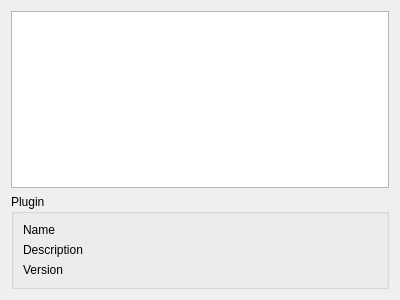
Old version of the form src/upload/ui/pluginpage.ui in the repository hippich/recorditnow.
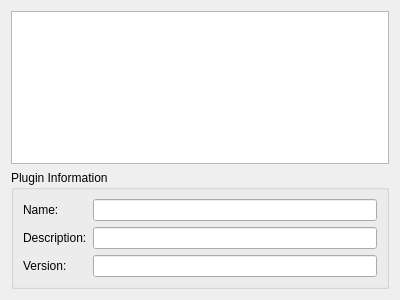
New version of the form. Custom widgets are drawn as their Qt base class.

The edit to the form file:
```diff
--- a/src/upload/ui/pluginpage.ui
+++ b/src/upload/ui/pluginpage.ui
@@ -17,7 +17,7 @@
    <string>Provider</string>
   </property>
   <property name="subTitle">
-   <string>Please choose a provider</string>
+   <string>Please select where you want to upload your video</string>
   </property>
   <attribute name="pageId">
    <string notr="true">0</string>
@@ -27,53 +27,78 @@
     <enum>QFormLayout::ExpandingFieldsGrow</enum>
    </property>
    <item row="0" column="0" colspan="2">
-    <widget class="QListWidget" name="providerList"/>
+    <widget class="QListWidget" name="providerList">
+     <property name="editTriggers">
+      <set>QAbstractItemView::NoEditTriggers</set>
+     </property>
+     <property name="showDropIndicator" stdset="0">
+      <bool>false</bool>
+     </property>
+     <property name="alternatingRowColors">
+      <bool>true</bool>
+     </property>
+     <property name="selectionBehavior">
+      <enum>QAbstractItemView::SelectRows</enum>
+     </property>
+     <property name="iconSize">
+      <size>
+       <width>32</width>
+       <height>32</height>
+      </size>
+     </property>
+     <property name="wordWrap">
+      <bool>true</bool>
+     </property>
+     <property name="sortingEnabled">
+      <bool>true</bool>
+     </property>
+    </widget>
    </item>
    <item row="1" column="0" colspan="2">
     <widget class="QGroupBox" name="groupBox">
      <property name="title">
-      <string>Plugin</string>
+      <string>Plugin Information</string>
      </property>
      <layout class="QFormLayout" name="formLayout_2">
       <item row="0" column="0">
        <widget class="QLabel" name="label">
         <property name="text">
-         <string>Name</string>
+         <string>Name:</string>
         </property>
        </widget>
       </item>
       <item row="1" column="0">
        <widget class="QLabel" name="label_2">
         <property name="text">
-         <string>Description</string>
+         <string>Description:</string>
         </property>
        </widget>
       </item>
       <item row="2" column="0">
        <widget class="QLabel" name="label_3">
         <property name="text">
-         <string>Version</string>
+         <string>Version:</string>
         </property>
        </widget>
       </item>
       <item row="0" column="1">
-       <widget class="QLabel" name="nameLabel">
-        <property name="text">
-         <string/>
+       <widget class="KLineEdit" name="nameLine">
+        <property name="readOnly">
+         <bool>true</bool>
         </property>
        </widget>
       </item>
       <item row="1" column="1">
-       <widget class="QLabel" name="descriptionLabel">
-        <property name="text">
-         <string/>
+       <widget class="KLineEdit" name="descriptionLine">
+        <property name="readOnly">
+         <bool>true</bool>
         </property>
        </widget>
       </item>
       <item row="2" column="1">
-       <widget class="QLabel" name="versionLabel">
-        <property name="text">
-         <string/>
+       <widget class="KLineEdit" name="versionLine">
+        <property name="readOnly">
+         <bool>true</bool>
         </property>
        </widget>
       </item>
@@ -82,6 +107,13 @@
    </item>
   </layout>
  </widget>
+ <customwidgets>
+  <customwidget>
+   <class>KLineEdit</class>
+   <extends>QLineEdit</extends>
+   <header>klineedit.h</header>
+  </customwidget>
+ </customwidgets>
  <resources/>
  <connections/>
 </ui>
```
